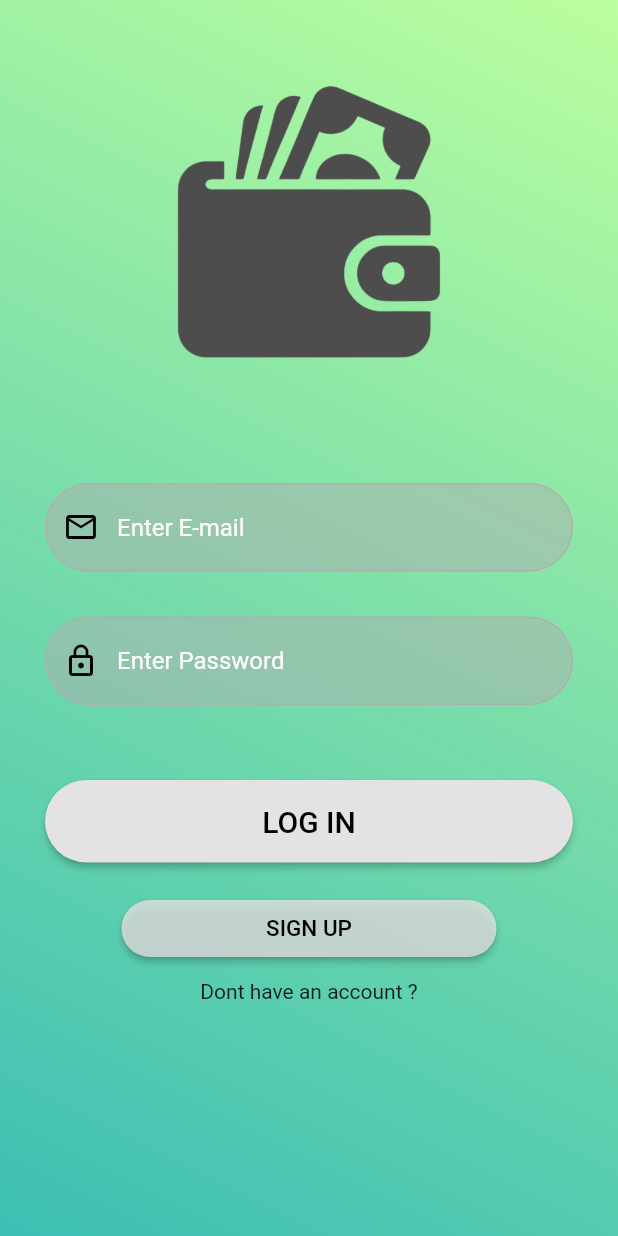
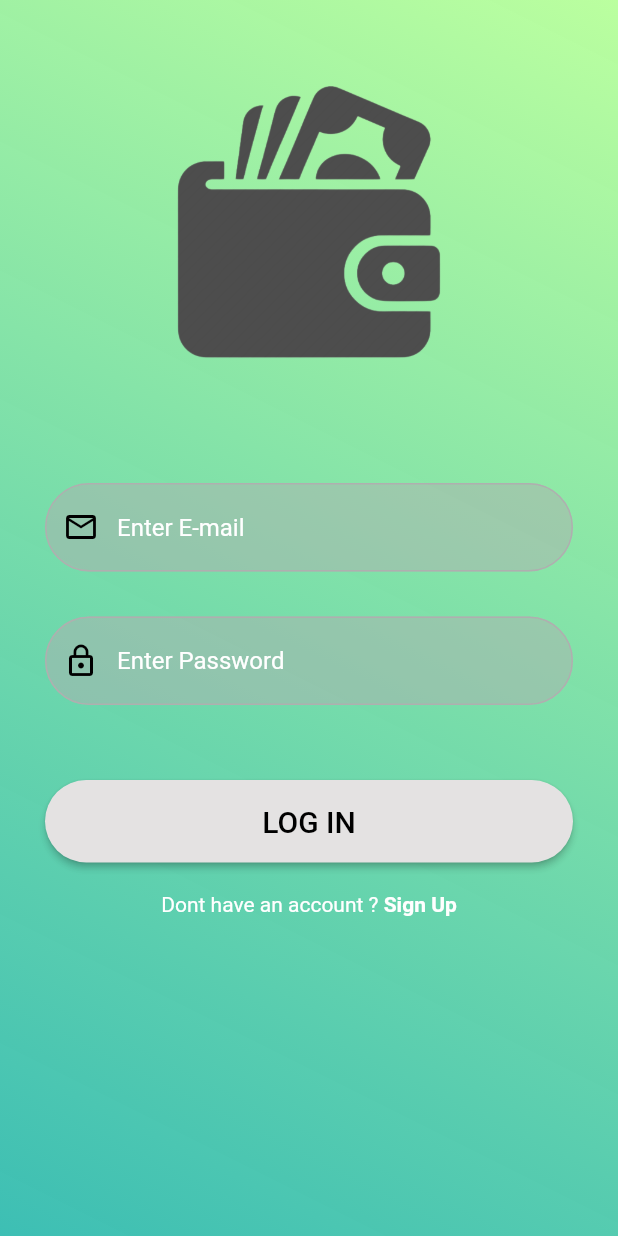
Before and after one commit to Miruzen/BibitDax, a Flutter app: the screen it shows after launch, on a phone screen of 412 x 824 dp. Run offline on Flutter 3.47's test engine with Material 2 defaults, Android fonts, the phone set to English and light mode, and no system bars; our stand-ins replace hive, hive_flutter, syncfusion_flutter_charts; accounts and stored records are empty.

Commit message:
Sign Up button ganti

```diff
--- a/lib/Screens/Login.dart
+++ b/lib/Screens/Login.dart
@@ -47,8 +47,8 @@ class _LoginState extends State<Login> {
         _LoginBtn() ,
         const SizedBox(height: 20,) ,
         _Noacc(),
-        const SizedBox(height: 10,) ,
-        Text("Dont have an account ?")
+        // const SizedBox(height: 10,) ,
+        // Text("Dont have an account ?")
           ]
         ),
       )
@@ -109,38 +109,38 @@ class _LoginState extends State<Login> {
 
   Widget _Noacc() {
 
-    // return Row(
-    //   mainAxisAlignment: MainAxisAlignment.center ,
-    //   children: [
-    //     const Text("Dont have an account ? ",
-    //     style: TextStyle(color: Colors.white , fontWeight: FontWeight.bold),) ,
-    //     GestureDetector(
-    //       onTap: () {
-    //         Navigator.push(context, MaterialPageRoute(builder: (context) => SignUp(),)) ;
-    //       },
-    //       child: const Text("Sign Up" , style: TextStyle(color: Colors.white , fontWeight: FontWeight.bold),),
+    return Row(
+      mainAxisAlignment: MainAxisAlignment.center ,
+      children: [
+        const Text("Dont have an account ? ",
+        style: TextStyle(color: Colors.white , ),) ,
+        GestureDetector(
+          onTap: () {
+            Navigator.push(context, MaterialPageRoute(builder: (context) => SignUp(),)) ;
+          },
+          child: const Text("Sign Up" , style: TextStyle(color: Colors.white , fontWeight: FontWeight.bold),),
+        )
+      ],
+    ) ;
+    // return ElevatedButton(
+    //   onPressed: () {
+    //     Navigator.push(context, MaterialPageRoute(builder: (context) => SignUp(),)) ;
+    //   }
+    //   , child: const SizedBox(
+    //     width: 250,
+    //     child: Text(
+    //       "SIGN UP" ,
+    //       textAlign: TextAlign.center,
+    //       style: TextStyle(fontSize: 15),
     //     )
-    //   ],
+    //   ),
+    //   style: ElevatedButton.styleFrom(
+    //     shape: const StadiumBorder() ,
+    //     primary: Color.fromARGB(200, 228, 226, 226) ,
+    //     onPrimary: Colors.black ,
+    //     padding:  const EdgeInsets.symmetric(vertical: 10)  ,
+    //   ),
     // ) ;
-    return ElevatedButton(
-      onPressed: () {
-        Navigator.push(context, MaterialPageRoute(builder: (context) => SignUp(),)) ;
-      }
-      , child: const SizedBox(
-        width: 250,
-        child: Text(
-          "SIGN UP" ,
-          textAlign: TextAlign.center,
-          style: TextStyle(fontSize: 15),
-        )
-      ),
-      style: ElevatedButton.styleFrom(
-        shape: const StadiumBorder() ,
-        primary: Color.fromARGB(200, 228, 226, 226) ,
-        onPrimary: Colors.black ,
-        padding:  const EdgeInsets.symmetric(vertical: 10)  ,
-      ),
-    ) ;
   }
 
 
```
